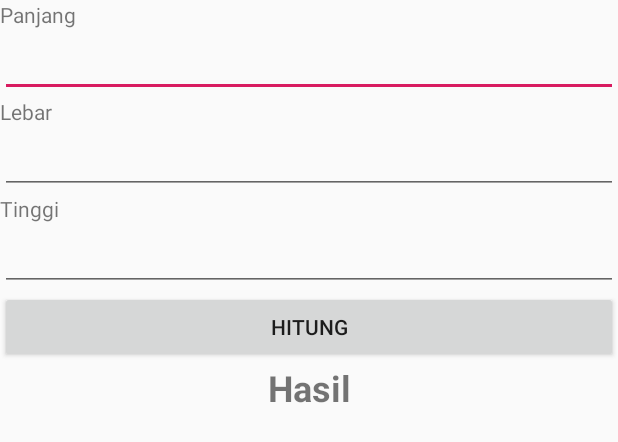
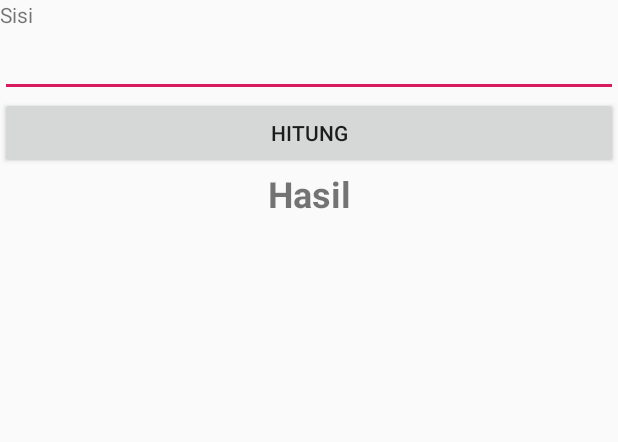
Before and after one commit to AdityaPanca/CalUTS, an Android app: the layout fragment_kubus.xml on its own in the app's theme, with its tools: preview values and no code run, on a phone screen of 412 x 824 dp. Shown: the top 442 px of the screen. Run offline under Robolectric (Android 15) with nearby library versions, the phone set to English and light mode, and no system bars.

Commit message:
membuat fragment kubus

```diff
--- a/app/src/main/res/layout/fragment_kubus.xml
+++ b/app/src/main/res/layout/fragment_kubus.xml
@@ -9,40 +9,21 @@
     <TextView
         android:layout_width="match_parent"
         android:layout_height="wrap_content"
-        android:text="@string/length" />
+        android:text="Sisi" />
     <EditText
-        android:id="@+id/edt_length"
+        android:id="@+id/edt_sisi"
         android:layout_width="match_parent"
         android:layout_height="wrap_content"
         android:inputType="numberDecimal"
         android:lines="1" />
-    <TextView
-        android:layout_width="match_parent"
-        android:layout_height="wrap_content"
-        android:text="@string/width" />
-    <EditText
-        android:id="@+id/edt_width"
-        android:layout_width="match_parent"
-        android:layout_height="wrap_content"
-        android:inputType="numberDecimal"
-        android:lines="1" />
-    <TextView
-        android:layout_width="match_parent"
-        android:layout_height="wrap_content"
-        android:text="@string/height" />
-    <EditText
-        android:id="@+id/edt_height"
-        android:layout_width="match_parent"
-        android:layout_height="wrap_content"
-        android:inputType="numberDecimal"
-        android:lines="1" />
+
     <Button
-        android:id="@+id/btn_calculate_balok"
+        android:id="@+id/btn_calculate_kubus"
         android:layout_width="match_parent"
         android:layout_height="wrap_content"
         android:text="@string/calculate" />
     <TextView
-        android:id="@+id/tv_result_balok"
+        android:id="@+id/tv_result_kubus"
         android:layout_width="match_parent"
         android:layout_height="wrap_content"
         android:gravity="center"
```
Also changed, not shown: app/src/main/java/com/adit/caluts/fragments/KubusFragment.java (+12 -13 lines).
